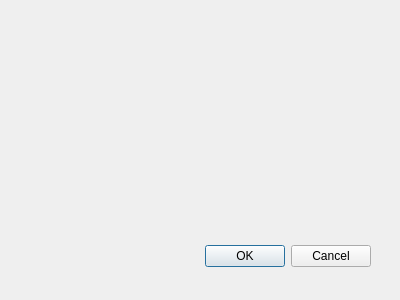
Before: the Qt Designer form resources/ui/create_2D_sweep.ui in AbishaiMathai/DO_Lab2DSweeps, drawn with Qt 5.
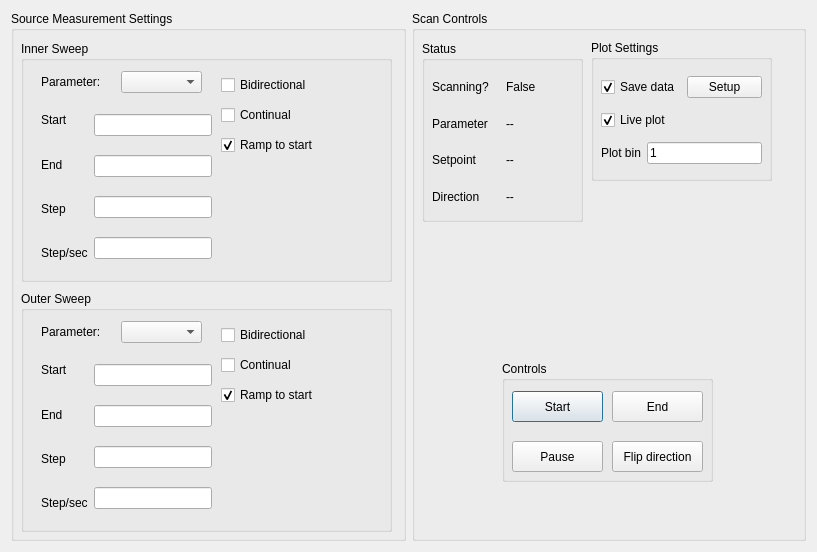
After: the same form once the commit is applied.

Commit message: added UI elements to 2D sweeps window, adjusted spacing on main UI. NEED TO VERIFY THAT THE SPACING LOOKS OKAY ON OTHER COMPUTERS.

```diff
--- a/resources/ui/create_2D_sweep.ui
+++ b/resources/ui/create_2D_sweep.ui
@@ -6,29 +6,548 @@
    <rect>
     <x>0</x>
     <y>0</y>
-    <width>400</width>
-    <height>300</height>
+    <width>817</width>
+    <height>552</height>
    </rect>
   </property>
   <property name="windowTitle">
    <string>Dialog</string>
   </property>
-  <widget class="QDialogButtonBox" name="buttonBox">
-   <property name="geometry">
-    <rect>
-     <x>30</x>
-     <y>240</y>
-     <width>341</width>
-     <height>32</height>
-    </rect>
-   </property>
-   <property name="orientation">
-    <enum>Qt::Horizontal</enum>
-   </property>
-   <property name="standardButtons">
-    <set>QDialogButtonBox::Cancel|QDialogButtonBox::Ok</set>
-   </property>
-  </widget>
+  <layout class="QGridLayout" name="gridLayout">
+   <item row="0" column="1">
+    <widget class="QGroupBox" name="groupBox_2">
+     <property name="title">
+      <string>Scan Controls</string>
+     </property>
+     <widget class="QGroupBox" name="controlBox">
+      <property name="geometry">
+       <rect>
+        <x>90</x>
+        <y>350</y>
+        <width>211</width>
+        <height>121</height>
+       </rect>
+      </property>
+      <property name="title">
+       <string>Controls</string>
+      </property>
+      <widget class="QPushButton" name="startButton2D">
+       <property name="geometry">
+        <rect>
+         <x>10</x>
+         <y>30</y>
+         <width>91</width>
+         <height>31</height>
+        </rect>
+       </property>
+       <property name="text">
+        <string>Start</string>
+       </property>
+      </widget>
+      <widget class="QPushButton" name="flipDirectionButto2D">
+       <property name="geometry">
+        <rect>
+         <x>110</x>
+         <y>80</y>
+         <width>91</width>
+         <height>31</height>
+        </rect>
+       </property>
+       <property name="styleSheet">
+        <string notr="true"/>
+       </property>
+       <property name="text">
+        <string>Flip direction</string>
+       </property>
+      </widget>
+      <widget class="QPushButton" name="pauseButton2D">
+       <property name="geometry">
+        <rect>
+         <x>10</x>
+         <y>80</y>
+         <width>91</width>
+         <height>31</height>
+        </rect>
+       </property>
+       <property name="text">
+        <string>Pause</string>
+       </property>
+      </widget>
+      <widget class="QPushButton" name="endButton2D">
+       <property name="geometry">
+        <rect>
+         <x>110</x>
+         <y>30</y>
+         <width>91</width>
+         <height>31</height>
+        </rect>
+       </property>
+       <property name="text">
+        <string>End</string>
+       </property>
+      </widget>
+     </widget>
+     <widget class="QGroupBox" name="groupBox">
+      <property name="geometry">
+       <rect>
+        <x>10</x>
+        <y>30</y>
+        <width>161</width>
+        <height>181</height>
+       </rect>
+      </property>
+      <property name="title">
+       <string>Status</string>
+      </property>
+      <widget class="QWidget" name="verticalLayoutWidget_3">
+       <property name="geometry">
+        <rect>
+         <x>10</x>
+         <y>30</y>
+         <width>141</width>
+         <height>141</height>
+        </rect>
+       </property>
+       <layout class="QVBoxLayout" name="verticalLayout_3">
+        <item>
+         <layout class="QHBoxLayout" name="horizontalLayout">
+          <item>
+           <layout class="QVBoxLayout" name="verticalLayout">
+            <item>
+             <widget class="QLabel" name="scanLabel">
+              <property name="text">
+               <string>Scanning?</string>
+              </property>
+             </widget>
+            </item>
+            <item>
+             <widget class="QLabel" name="paramLabel">
+              <property name="text">
+               <string>Parameter</string>
+              </property>
+             </widget>
+            </item>
+            <item>
+             <widget class="QLabel" name="setpointLabel">
+              <property name="text">
+               <string>Setpoint</string>
+              </property>
+             </widget>
+            </item>
+            <item>
+             <widget class="QLabel" name="directionLabel">
+              <property name="text">
+               <string>Direction</string>
+              </property>
+             </widget>
+            </item>
+           </layout>
+          </item>
+          <item>
+           <layout class="QVBoxLayout" name="verticalLayout_2">
+            <item>
+             <widget class="QLabel" name="scanValue2D">
+              <property name="text">
+               <string>False</string>
+              </property>
+             </widget>
+            </item>
+            <item>
+             <widget class="QLabel" name="paramValue2D">
+              <property name="text">
+               <string>--</string>
+              </property>
+             </widget>
+            </item>
+            <item>
+             <widget class="QLabel" name="setpointValue2D">
+              <property name="text">
+               <string>--</string>
+              </property>
+             </widget>
+            </item>
+            <item>
+             <widget class="QLabel" name="directionValue2D">
+              <property name="text">
+               <string>--</string>
+              </property>
+             </widget>
+            </item>
+           </layout>
+          </item>
+         </layout>
+        </item>
+       </layout>
+      </widget>
+     </widget>
+     <widget class="QGroupBox" name="groupBox_3">
+      <property name="geometry">
+       <rect>
+        <x>179</x>
+        <y>29</y>
+        <width>181</width>
+        <height>141</height>
+       </rect>
+      </property>
+      <property name="title">
+       <string>Plot Settings</string>
+      </property>
+      <widget class="QWidget" name="layoutWidget_5">
+       <property name="geometry">
+        <rect>
+         <x>10</x>
+         <y>30</y>
+         <width>161</width>
+         <height>101</height>
+        </rect>
+       </property>
+       <layout class="QVBoxLayout" name="sweepOptionsLayout_4">
+        <item>
+         <layout class="QHBoxLayout" name="saveLayout_3">
+          <item>
+           <widget class="QCheckBox" name="saveBox2D">
+            <property name="text">
+             <string>Save data</string>
+            </property>
+            <property name="checked">
+             <bool>true</bool>
+            </property>
+           </widget>
+          </item>
+          <item>
+           <widget class="QPushButton" name="saveButton2D">
+            <property name="sizePolicy">
+             <sizepolicy hsizetype="Minimum" vsizetype="Fixed">
+              <horstretch>0</horstretch>
+              <verstretch>0</verstretch>
+             </sizepolicy>
+            </property>
+            <property name="minimumSize">
+             <size>
+              <width>40</width>
+              <height>0</height>
+             </size>
+            </property>
+            <property name="text">
+             <string>Setup</string>
+            </property>
+           </widget>
+          </item>
+         </layout>
+        </item>
+        <item>
+         <widget class="QCheckBox" name="livePlotBox2D">
+          <property name="text">
+           <string>Live plot</string>
+          </property>
+          <property name="checked">
+           <bool>true</bool>
+          </property>
+         </widget>
+        </item>
+        <item>
+         <layout class="QHBoxLayout" name="plotbinLayout_3">
+          <item>
+           <widget class="QLabel" name="plotbinLabel_3">
+            <property name="text">
+             <string>Plot bin</string>
+            </property>
+           </widget>
+          </item>
+          <item>
+           <widget class="QLineEdit" name="plotbinEdit2D">
+            <property name="text">
+             <string>1</string>
+            </property>
+           </widget>
+          </item>
+         </layout>
+        </item>
+       </layout>
+      </widget>
+     </widget>
+    </widget>
+   </item>
+   <item row="0" column="0">
+    <widget class="QGroupBox" name="scanGroupBox">
+     <property name="title">
+      <string>Source Measurement Settings</string>
+     </property>
+     <widget class="QGroupBox" name="setupBox">
+      <property name="geometry">
+       <rect>
+        <x>10</x>
+        <y>30</y>
+        <width>371</width>
+        <height>241</height>
+       </rect>
+      </property>
+      <property name="title">
+       <string>Inner Sweep</string>
+      </property>
+      <widget class="QWidget" name="layoutWidget_2">
+       <property name="geometry">
+        <rect>
+         <x>20</x>
+         <y>60</y>
+         <width>171</width>
+         <height>171</height>
+        </rect>
+       </property>
+       <layout class="QHBoxLayout" name="scanHorizontalLayout">
+        <item>
+         <layout class="QVBoxLayout" name="scanLabelVerticalLayout">
+          <item>
+           <widget class="QLabel" name="startLabel">
+            <property name="text">
+             <string>Start</string>
+            </property>
+           </widget>
+          </item>
+          <item>
+           <widget class="QLabel" name="endLabel">
+            <property name="text">
+             <string>End</string>
+            </property>
+           </widget>
+          </item>
+          <item>
+           <widget class="QLabel" name="stepLabel">
+            <property name="text">
+             <string>Step</string>
+            </property>
+           </widget>
+          </item>
+          <item>
+           <widget class="QLabel" name="stepsecLabel">
+            <property name="text">
+             <string>Step/sec</string>
+            </property>
+           </widget>
+          </item>
+         </layout>
+        </item>
+        <item>
+         <layout class="QVBoxLayout" name="scanValuesLayout">
+          <item>
+           <widget class="QLineEdit" name="startInner">
+            <property name="readOnly">
+             <bool>true</bool>
+            </property>
+           </widget>
+          </item>
+          <item>
+           <widget class="QLineEdit" name="endInner"/>
+          </item>
+          <item>
+           <widget class="QLineEdit" name="stepInner"/>
+          </item>
+          <item>
+           <widget class="QLineEdit" name="stepsecInner"/>
+          </item>
+         </layout>
+        </item>
+       </layout>
+      </widget>
+      <widget class="QComboBox" name="scanParameterInner">
+       <property name="geometry">
+        <rect>
+         <x>100</x>
+         <y>30</y>
+         <width>81</width>
+         <height>22</height>
+        </rect>
+       </property>
+      </widget>
+      <widget class="QLabel" name="scanParameterLabel">
+       <property name="geometry">
+        <rect>
+         <x>20</x>
+         <y>30</y>
+         <width>71</width>
+         <height>21</height>
+        </rect>
+       </property>
+       <property name="text">
+        <string>Parameter:</string>
+       </property>
+      </widget>
+      <widget class="QWidget" name="layoutWidget_6">
+       <property name="geometry">
+        <rect>
+         <x>200</x>
+         <y>30</y>
+         <width>161</width>
+         <height>91</height>
+        </rect>
+       </property>
+       <layout class="QVBoxLayout" name="sweepOptionsLayout_5">
+        <item>
+         <widget class="QCheckBox" name="bidirectionalInner">
+          <property name="text">
+           <string>Bidirectional</string>
+          </property>
+         </widget>
+        </item>
+        <item>
+         <widget class="QCheckBox" name="continualInner">
+          <property name="text">
+           <string>Continual</string>
+          </property>
+         </widget>
+        </item>
+        <item>
+         <widget class="QCheckBox" name="rampToStartInner">
+          <property name="text">
+           <string>Ramp to start</string>
+          </property>
+          <property name="checked">
+           <bool>true</bool>
+          </property>
+         </widget>
+        </item>
+       </layout>
+      </widget>
+     </widget>
+     <widget class="QGroupBox" name="setupBox_2">
+      <property name="geometry">
+       <rect>
+        <x>10</x>
+        <y>280</y>
+        <width>371</width>
+        <height>241</height>
+       </rect>
+      </property>
+      <property name="title">
+       <string>Outer Sweep</string>
+      </property>
+      <widget class="QWidget" name="layoutWidget_4">
+       <property name="geometry">
+        <rect>
+         <x>20</x>
+         <y>60</y>
+         <width>171</width>
+         <height>171</height>
+        </rect>
+       </property>
+       <layout class="QHBoxLayout" name="scanHorizontalLayout_2">
+        <item>
+         <layout class="QVBoxLayout" name="scanLabelVerticalLayout_2">
+          <item>
+           <widget class="QLabel" name="startLabel_2">
+            <property name="text">
+             <string>Start</string>
+            </property>
+           </widget>
+          </item>
+          <item>
+           <widget class="QLabel" name="endLabel_2">
+            <property name="text">
+             <string>End</string>
+            </property>
+           </widget>
+          </item>
+          <item>
+           <widget class="QLabel" name="stepLabel_2">
+            <property name="text">
+             <string>Step</string>
+            </property>
+           </widget>
+          </item>
+          <item>
+           <widget class="QLabel" name="stepsecLabel_2">
+            <property name="text">
+             <string>Step/sec</string>
+            </property>
+           </widget>
+          </item>
+         </layout>
+        </item>
+        <item>
+         <layout class="QVBoxLayout" name="scanValuesLayout_2">
+          <item>
+           <widget class="QLineEdit" name="startOuter">
+            <property name="readOnly">
+             <bool>true</bool>
+            </property>
+           </widget>
+          </item>
+          <item>
+           <widget class="QLineEdit" name="endOuter"/>
+          </item>
+          <item>
+           <widget class="QLineEdit" name="stepOuter"/>
+          </item>
+          <item>
+           <widget class="QLineEdit" name="stepsecOuter"/>
+          </item>
+         </layout>
+        </item>
+       </layout>
+      </widget>
+      <widget class="QComboBox" name="scanParameterOuter">
+       <property name="geometry">
+        <rect>
+         <x>100</x>
+         <y>30</y>
+         <width>81</width>
+         <height>22</height>
+        </rect>
+       </property>
+      </widget>
+      <widget class="QLabel" name="scanParameterLabel_2">
+       <property name="geometry">
+        <rect>
+         <x>20</x>
+         <y>30</y>
+         <width>71</width>
+         <height>21</height>
+        </rect>
+       </property>
+       <property name="text">
+        <string>Parameter:</string>
+       </property>
+      </widget>
+      <widget class="QWidget" name="layoutWidget_3">
+       <property name="geometry">
+        <rect>
+         <x>200</x>
+         <y>30</y>
+         <width>161</width>
+         <height>91</height>
+        </rect>
+       </property>
+       <layout class="QVBoxLayout" name="sweepOptionsLayout_2">
+        <item>
+         <widget class="QCheckBox" name="bidirectionalOuter">
+          <property name="text">
+           <string>Bidirectional</string>
+          </property>
+         </widget>
+        </item>
+        <item>
+         <widget class="QCheckBox" name="continualOuter">
+          <property name="text">
+           <string>Continual</string>
+          </property>
+         </widget>
+        </item>
+        <item>
+         <widget class="QCheckBox" name="rampToStartOuter">
+          <property name="text">
+           <string>Ramp to start</string>
+          </property>
+          <property name="checked">
+           <bool>true</bool>
+          </property>
+         </widget>
+        </item>
+       </layout>
+      </widget>
+     </widget>
+    </widget>
+   </item>
+  </layout>
  </widget>
  <resources/>
  <connections>
```
Left out of the diff: 35 changed lines with no effect on the pictures. The commit also changes 4 other files.
